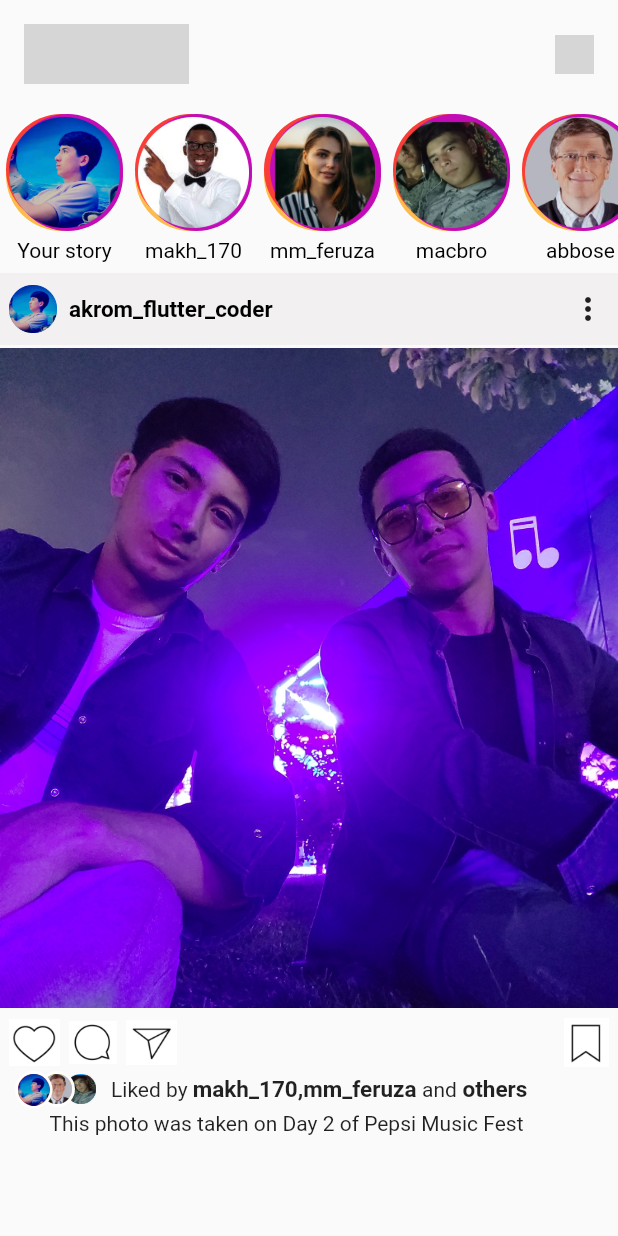
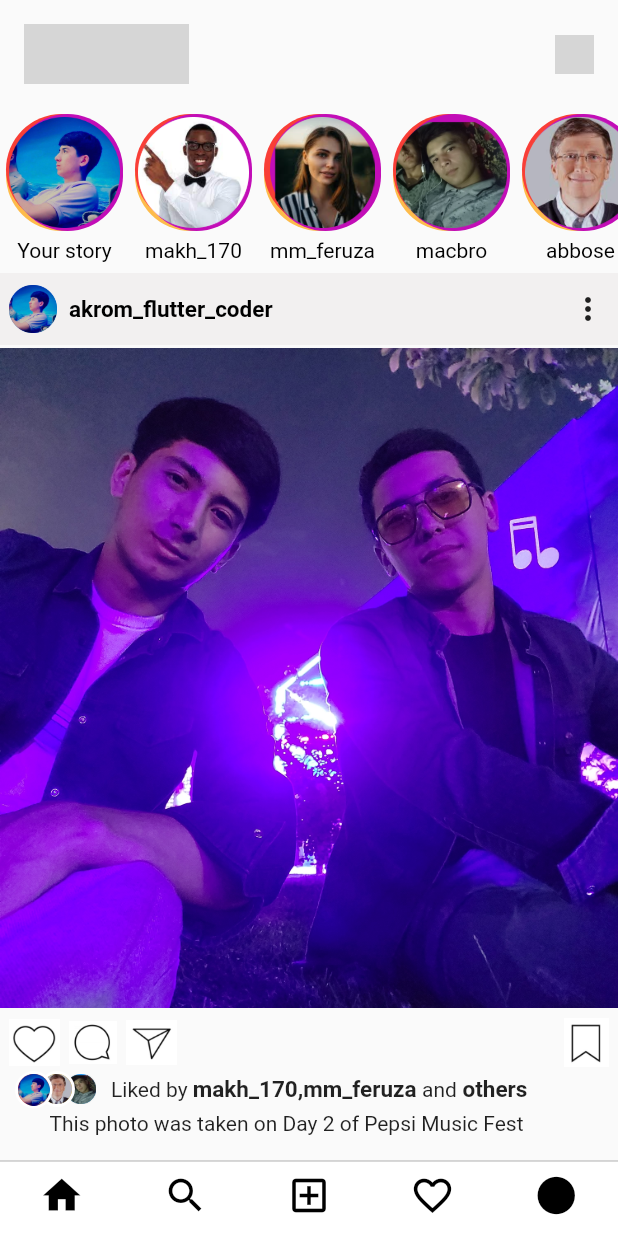
Before and after one commit to Akrom-Flutter-Coder/Instagram_once_page, a Flutter app: the screen it shows after launch, on a phone screen of 412 x 824 dp. Run offline on Flutter 3.47's test engine with Material 2 defaults, Android fonts, the phone set to English and light mode, and no system bars; network calls fail; grey boxes are pictures that could not be loaded.

Commit message:
Instagram once page
Inststagram once page clone version

```diff
--- a/lib/instagram.dart
+++ b/lib/instagram.dart
@@ -1,3 +1,4 @@
+import 'package:flutter/cupertino.dart';
 import 'package:flutter/material.dart';
 class Instagram_Once_Page extends StatefulWidget {
   const Instagram_Once_Page({super.key});
@@ -18,6 +19,27 @@ class _Instagram_Once_PageState extends State<Instagram_Once_Page> {
   @override
   Widget build(BuildContext context) {
     return Scaffold(
+      //  bottomNavigationBar
+       bottomNavigationBar: CupertinoTabBar(
+        backgroundColor: Colors.white,
+        items: const[
+          BottomNavigationBarItem(
+            icon: Icon(Icons.home,color: Colors.black,),
+         ),
+          BottomNavigationBarItem(
+            icon: Icon(Icons.search,color: Colors.black),
+         ),
+          BottomNavigationBarItem(
+            icon: Icon(Icons.add_box_outlined,color: Colors.black),
+         ),
+          BottomNavigationBarItem(
+            icon: Icon(Icons.favorite_border_outlined,color: Colors.black),
+         ),
+         BottomNavigationBarItem(
+            icon: Icon(Icons.circle,color: Colors.black),
+         ),
+       ],),
+
       body: ListView(
         scrollDirection: Axis.vertical,
         children: [
```
Also changed, not shown: 2 other files.
